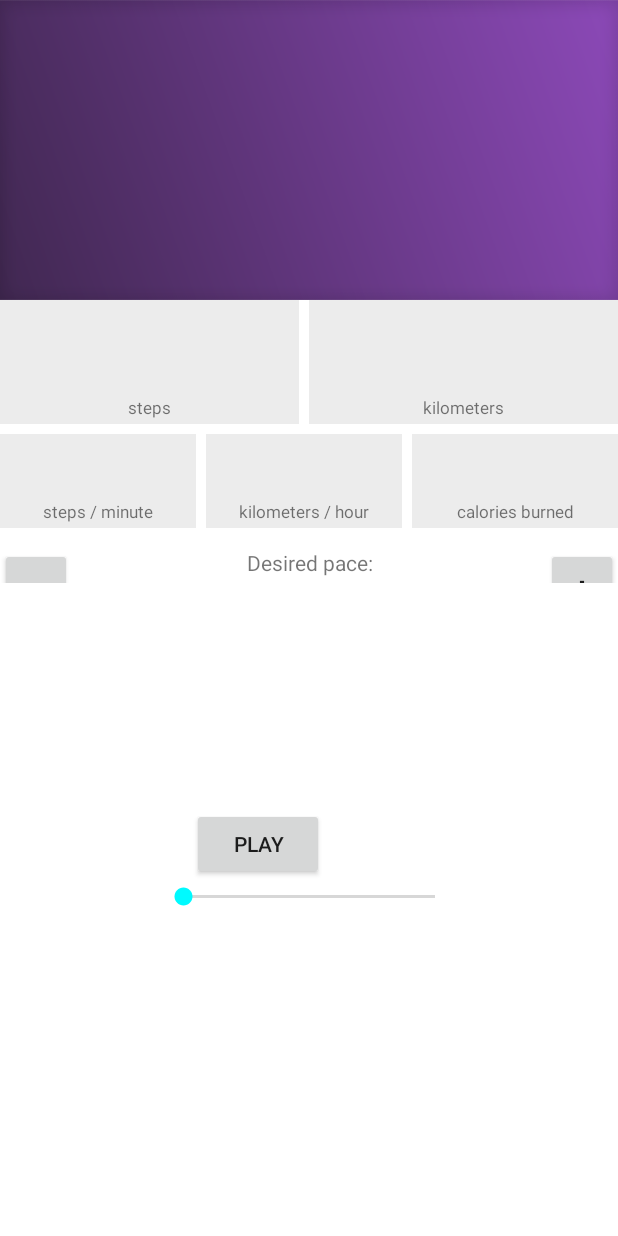
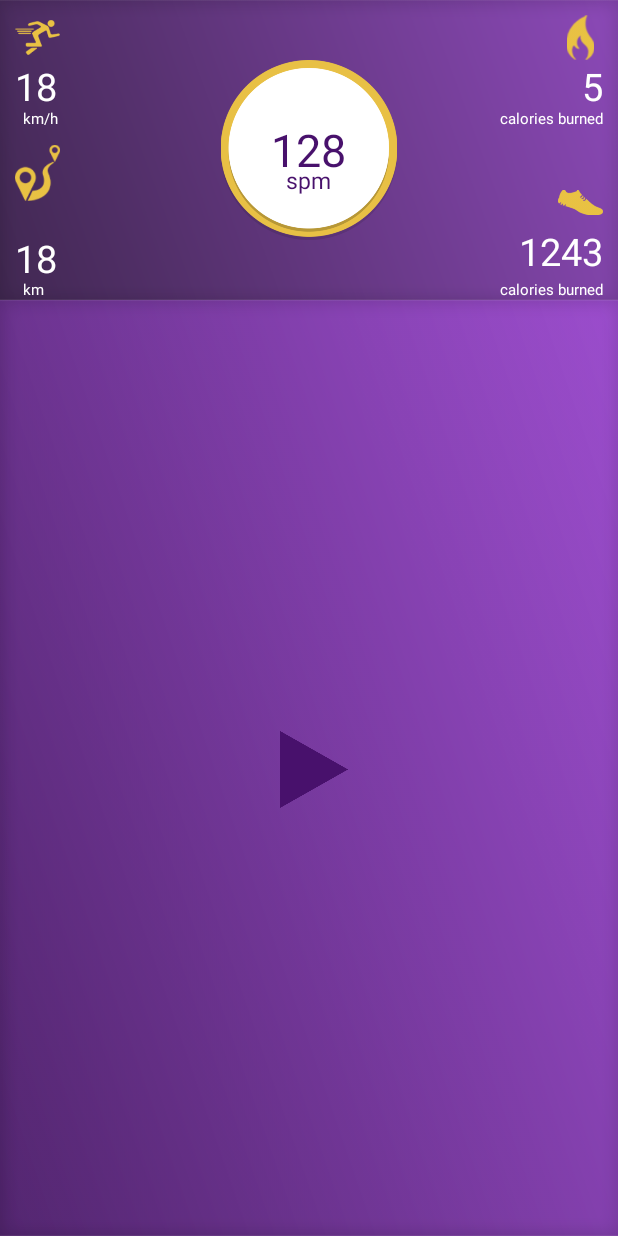
Before and after one commit to aadityavaze/ongaku, an Android app: the layout activity_main.xml on its own in the app's theme, with its tools: preview values and no code run, on a phone screen of 412 x 824 dp. Run offline under Robolectric (Android 15) with nearby library versions, the phone set to English and light mode, and no system bars.

Commit message:
Distance units and Basic UI deployed

```diff
--- a/app/src/main/java/outofcheeseerror/codevad/ongaku/MainActivity.java
+++ b/app/src/main/java/outofcheeseerror/codevad/ongaku/MainActivity.java
@@ -62,19 +62,15 @@ public class MainActivity extends Activity {
     private int mMaintain;
     private boolean mIsMetric;
     private float mMaintainInc;
-    private boolean mQuitting = false; // Set when user selected Quit from menu, can be used by onPause, onStop, onDestroy
+    private boolean mQuitting = false;
     SeekBar seekbar;
     MediaPlayer audioPlayer;
     PlaybackParams params;
     Button play;
     private int count=0;
 
-    /**
-     * True, when service is running.
-     */
+
     private boolean mIsRunning;
-
-    /** Called when the activity is first created. */
     @Override
     public void onCreate(Bundle savedInstanceState) {
         outofcheeseerror.codevad.ongaku.FontsOverride.setDefaultFont(this, "DEFAULT", "r.ttf");
@@ -84,7 +80,7 @@ public class MainActivity extends Activity {
         mPaceValue = 0;
 
         setContentView(R.layout.activity_main);
-        seekbar=(SeekBar)findViewById(R.id.seekbar);
+        //seekbar=(SeekBar)findViewById(R.id.seekbar);
         play=(Button)findViewById(R.id.play);
 
         File f = new File(getCacheDir()+"/animals.mp3");
@@ -106,7 +102,7 @@ public class MainActivity extends Activity {
         params = new PlaybackParams();
 
         audioPlayer.setPlaybackParams(params);
-        seekbar.setOnSeekBarChangeListener(new SeekBar.OnSeekBarChangeListener() {
+      /*  seekbar.setOnSeekBarChangeListener(new SeekBar.OnSeekBarChangeListener() {
             @Override
             public void onProgressChanged(SeekBar seekBar, int progress, boolean fromUser) {
                params.setSpeed(0.8f+(progress*1f)*(0.004f));
@@ -124,7 +120,7 @@ public class MainActivity extends Activity {
             }
         });
 
-
+*/
         if(IsKitKatWithStepCounter(this.getPackageManager()))
         {
 
@@ -151,10 +147,8 @@ public class MainActivity extends Activity {
 
         mUtils.setSpeak(mSettings.getBoolean("speak", false));
 
-        // Read from preferences if the service was running on the last onPause
         mIsRunning = mPedometerSettings.isServiceRunning();
 
-        // Start the service if this is considered to be an application start (last onPause was long ago)
         if (!mIsRunning && mPedometerSettings.isNewStart()) {
             startStepService();
             bindStepService();
@@ -173,23 +167,11 @@ public class MainActivity extends Activity {
         mDesiredPaceView   = (TextView) findViewById(R.id.desired_pace_value);
 
         mIsMetric = mPedometerSettings.isMetric();
-        ((TextView) findViewById(R.id.distance_units)).setText(getString(
-                mIsMetric
-                ? R.string.kilometers
-                : R.string.miles
-        ));
-        ((TextView) findViewById(R.id.speed_units)).setText(getString(
-                mIsMetric
-                ? R.string.kilometers_per_hour
-                : R.string.miles_per_hour
-        ));
+
+
 
         mMaintain = mPedometerSettings.getMaintainOption();
-        ((LinearLayout) this.findViewById(R.id.desired_pace_control)).setVisibility(
-                mMaintain != PedometerSettings.M_NONE
-                ? View.VISIBLE
-                : View.GONE
-            );
+
         if (mMaintain == PedometerSettings.M_PACE) {
             mMaintainInc = 5f;
             mDesiredPaceOrSpeed = (float)mPedometerSettings.getDesiredPace();
@@ -249,7 +231,6 @@ public class MainActivity extends Activity {
 
     @Override
     protected void onPause() {
-        Log.i(TAG, "[ACTIVITY] onPause");
         if (mIsRunning) {
             unbindStepService();
         }
@@ -264,21 +245,7 @@ public class MainActivity extends Activity {
         savePaceSetting();
     }
 
-    @Override
-    protected void onStop() {
-        Log.i(TAG, "[ACTIVITY] onStop");
-        super.onStop();
-    }
 
-    protected void onDestroy() {
-        Log.i(TAG, "[ACTIVITY] onDestroy");
-        super.onDestroy();
-    }
-
-    protected void onRestart() {
-        Log.i(TAG, "[ACTIVITY] onRestart");
-        super.onRestart();
-    }
 
     private void setDesiredPaceOrSpeed(float desiredPaceOrSpeed) {
         if (mService != null) {
@@ -315,7 +282,6 @@ public class MainActivity extends Activity {
 
     private void startStepService() {
         if (! mIsRunning) {
-            Log.i(TAG, "[SERVICE] Start");
             mIsRunning = true;
             startService(new Intent(MainActivity.this,
                     StepService.class));
@@ -323,20 +289,16 @@ public class MainActivity extends Activity {
     }
 
     private void bindStepService() {
-        Log.i(TAG, "[SERVICE] Bind");
         bindService(new Intent(MainActivity.this,
                 StepService.class), mConnection, Context.BIND_AUTO_CREATE + Context.BIND_DEBUG_UNBIND);
     }
 
     private void unbindStepService() {
-        Log.i(TAG, "[SERVICE] Unbind");
         unbindService(mConnection);
     }
 
     private void stopStepService() {
-        Log.i(TAG, "[SERVICE] Stop");
         if (mService != null) {
-            Log.i(TAG, "[SERVICE] stopService");
             stopService(new Intent(MainActivity.this,
                   StepService.class));
         }
@@ -533,8 +495,8 @@ public class MainActivity extends Activity {
 
         // Require at least Android KitKat
         int currentApiVersion = (int) Build.VERSION.SDK_INT;
-        // Check that the device supports the step counter and detector sensors
-        return currentApiVersion>=19 && pm.hasSystemFeature (PackageManager.FEATURE_SENSOR_GYROSCOPE)
+        // Checks that the device supports the step counter and detector sensors
+        return currentApiVersion>=19 && pm.hasSystemFeature (PackageManager.FEATURE_SENSOR_STEP_COUNTER)
                && pm.hasSystemFeature (PackageManager.FEATURE_SENSOR_STEP_DETECTOR);
 
 
@@ -543,27 +505,5 @@ public class MainActivity extends Activity {
             Executors.newSingleThreadScheduledExecutor();
 
 
-    public final class FontsOverride {
 
-        public  void setDefaultFont(Context context,
-                                          String staticTypefaceFieldName, String fontAssetName) {
-            final Typeface regular = Typeface.createFromAsset(context.getAssets(),
-                    fontAssetName);
-            replaceFont(staticTypefaceFieldName, regular);
-        }
-
-        protected  void replaceFont(String staticTypefaceFieldName,
-                                          final Typeface newTypeface) {
-            try {
-                final Field staticField = Typeface.class
-                        .getDeclaredField(staticTypefaceFieldName);
-                staticField.setAccessible(true);
-                staticField.set(null, newTypeface);
-            } catch (NoSuchFieldException e) {
-                e.printStackTrace();
-            } catch (IllegalAccessException e) {
-                e.printStackTrace();
-            }
-        }
-    }
 }
--- a/app/src/main/res/layout/activity_main.xml
+++ b/app/src/main/res/layout/activity_main.xml
@@ -1,241 +1,201 @@
 <?xml version="1.0" encoding="utf-8"?>
 <LinearLayout xmlns:android="http://schemas.android.com/apk/res/android"
     android:orientation="vertical"
-    android:layout_width="fill_parent"
+    android:layout_width="match_parent"
     android:layout_height="fill_parent"
 
     android:background="@color/screen_background">
-    <LinearLayout
+    <FrameLayout
         android:layout_width="match_parent"
         android:layout_height="200dp"
-        android:background="@drawable/imgbg1">
-
-
-    </LinearLayout>
-
-    <LinearLayout android:id="@+id/row_1"
-        android:orientation="horizontal"
-        android:layout_width="fill_parent"
-        android:layout_height="wrap_content"
-        android:paddingBottom="@dimen/row_spacing">
-
-        <LinearLayout android:id="@+id/box_steps"
-            android:orientation="vertical"
-            android:layout_width="fill_parent"
-            android:layout_height="wrap_content"
-            android:gravity="center_horizontal"
-            android:paddingRight="@dimen/margin"
-            android:layout_weight="1">
-
-            <TextView android:id="@+id/step_value"
-                android:textSize="@dimen/value"
-                android:layout_width="fill_parent"
-                android:layout_height="wrap_content"
-                android:gravity="center_horizontal"
-                android:background="@color/display_background"
-                android:paddingLeft="@dimen/padding"
-                android:paddingRight="@dimen/padding"
-                android:paddingTop="@dimen/padding"
-                android:text=""/>
-            <TextView android:id="@+id/step_units"
-                android:gravity="center_horizontal"
-                android:layout_width="fill_parent"
-                android:layout_height="wrap_content"
-                android:textSize="@dimen/units"
-                android:text="@string/steps"
-                android:background="@color/display_background"
-                android:paddingBottom="@dimen/padding"/>
-
-        </LinearLayout>
-
-        <LinearLayout android:id="@+id/box_distance"
-            android:orientation="vertical"
-            android:layout_width="fill_parent"
-            android:layout_height="wrap_content"
-            android:gravity="center_horizontal"
-            android:layout_weight="1">
-
-            <TextView android:id="@+id/distance_value"
-                android:textSize="@dimen/value"
-                android:layout_width="fill_parent"
-                android:layout_height="wrap_content"
-                android:gravity="center_horizontal"
-                android:background="@color/display_background"
-                android:paddingTop="@dimen/padding"
-                android:paddingRight="@dimen/padding"
-                android:paddingLeft="@dimen/padding"
-                android:text=""/>
-            <TextView android:id="@+id/distance_units"
-                android:gravity="center_horizontal"
-                android:layout_width="fill_parent"
-                android:layout_height="wrap_content"
-                android:textSize="@dimen/units"
-                android:text="@string/kilometers"
-                android:background="@color/display_background"
-                android:paddingBottom="@dimen/padding"/>
-
-        </LinearLayout>
-    </LinearLayout>
-
-    <LinearLayout android:id="@+id/row_2"
-        android:orientation="horizontal"
-        android:layout_width="fill_parent"
-        android:layout_height="wrap_content"
-        android:paddingBottom="@dimen/row_spacing">
-
-        <LinearLayout android:id="@+id/box_pace"
-            android:orientation="vertical"
-            android:layout_height="wrap_content"
-            android:paddingRight="@dimen/margin"
-            android:layout_width="fill_parent"
-            android:layout_weight="1">
+        android:background="@drawable/imgbg1"
+        android:gravity="center">
+        <ImageView
+            android:layout_width="120dp"
+            android:layout_height="120dp"
+            android:src="@drawable/cir1"
+            android:layout_gravity="center"/>
 
         <TextView android:id="@+id/pace_value"
             android:gravity="center_horizontal"
-                android:layout_width="fill_parent"
+            android:layout_width="wrap_content"
             android:layout_height="wrap_content"
-                android:background="@color/display_background"
             android:textSize="@dimen/small_value"
-                android:paddingLeft="@dimen/padding"
-                android:paddingRight="@dimen/padding"
-                android:paddingTop="@dimen/padding"
-                android:text=""/>
-            <TextView android:id="@+id/pace_units"
+            android:layout_gravity="center"
+            android:text="128"
+            android:textColor="#48116c"/>
+        <TextView
+            android:layout_marginTop="20dp"
             android:gravity="center_horizontal"
-                android:layout_width="fill_parent"
+            android:layout_width="wrap_content"
             android:layout_height="wrap_content"
-                android:textSize="@dimen/units"
-                android:text="@string/steps_per_minute"
-                android:paddingBottom="@dimen/padding"
-                android:background="@color/display_background"/>
+            android:textSize="15dp"
+            android:layout_gravity="center"
+            android:text="spm"
+            android:textColor="#48116c"/>
+        <ImageView
+            android:layout_width="30dp"
+            android:layout_height="30dp"
+            android:layout_margin="10dp"
+            android:src="@drawable/speedicon"/>
 
-        </LinearLayout>
+        <TextView
+            android:layout_width="wrap_content"
+            android:layout_height="30dp"
+            android:layout_marginStart="10dp"
+            android:layout_marginTop="40dp"
+            android:text="18"
+            android:id="@+id/speed_value"
+            android:textColor="#ffffff"
+            android:textSize="25dp"/>
+        <TextView
+            android:layout_width="wrap_content"
+            android:layout_height="30dp"
+            android:layout_marginStart="15dp"
+            android:layout_marginTop="72dp"
+            android:text="km/h"
+            android:textSize="10dp"
+            android:textColor="#ffffff"/>
+        <ImageView
+            android:layout_width="30dp"
+            android:layout_height="wrap_content"
+            android:layout_marginStart="10dp"
+            android:layout_marginBottom="50dp"
+            android:layout_gravity="bottom"
+            android:src="@drawable/disticon"/>
 
-        <LinearLayout android:id="@+id/box_speed"
-            android:orientation="vertical"
-            android:paddingRight="@dimen/margin"
+        <TextView
+            android:layout_width="wrap_content"
+            android:layout_height="30dp"
+            android:layout_marginStart="10dp"
+            android:layout_marginBottom="15dp"
+            android:text="18"
+            android:textColor="#ffffff"
+            android:textSize="25dp"
+            android:id="@+id/distance_value"
+            android:layout_gravity="bottom"/>
+        <TextView
+            android:layout_width="wrap_content"
             android:layout_height="wrap_content"
-            android:layout_width="fill_parent"
-            android:layout_weight="1">
+            android:layout_marginStart="15dp"
+            android:text="km"
+            android:textSize="10dp"
+            android:textColor="#ffffff"
+            android:layout_gravity="bottom"/>
+        <ImageView
+            android:layout_width="30dp"
+            android:layout_height="30dp"
+            android:layout_margin="10dp"
+            android:src="@drawable/calories"
+            android:layout_gravity="end"/>
+        <TextView
+            android:layout_width="wrap_content"
+            android:layout_height="30dp"
+            android:layout_gravity="end"
+            android:layout_marginEnd="10dp"
+            android:layout_marginTop="40dp"
+            android:text="5"
+            android:id="@+id/calories_value"
+            android:textColor="#ffffff"
+            android:textSize="25dp"/>
+        <TextView
+            android:layout_width="wrap_content"
+            android:layout_height="wrap_content"
+            android:layout_marginEnd="10dp"
+            android:layout_marginTop="72dp"
+            android:layout_gravity="end"
+            android:text="calories burned"
+            android:textSize="10dp"
+            android:textColor="#ffffff"/>
+        <ImageView
+            android:layout_width="30dp"
+            android:layout_height="30dp"
+            android:layout_marginEnd="10dp"
+            android:layout_marginBottom="50dp"
+            android:src="@drawable/stepcounticon"
+            android:layout_gravity="end|bottom"/>
+        <TextView
+            android:layout_width="wrap_content"
+            android:layout_height="30dp"
+            android:layout_gravity="end|bottom"
+            android:layout_marginEnd="10dp"
+            android:layout_marginBottom="20dp"
+            android:text="1243"
+            android:textColor="#ffffff"
+            android:id="@+id/step_value"
+            android:textSize="25dp"/>
+        <TextView
+            android:layout_width="wrap_content"
+            android:layout_height="wrap_content"
+            android:layout_marginEnd="10dp"
+            android:layout_marginBottom="0dp"
+            android:layout_gravity="end|bottom"
+            android:text="calories burned"
+            android:textSize="10dp"
+            android:textColor="#ffffff"/>
 
-            <TextView android:id="@+id/speed_value"
-                android:gravity="center_horizontal"
-                android:layout_width="fill_parent"
-                android:layout_height="wrap_content"
-                android:background="@color/display_background"
-                android:textSize="@dimen/small_value"
-                android:paddingLeft="@dimen/padding"
-                android:paddingRight="@dimen/padding"
-                android:paddingTop="@dimen/padding"
-                android:text=""/>
-            <TextView android:id="@+id/speed_units"
-                android:gravity="center_horizontal"
-                android:layout_width="fill_parent"
-                android:layout_height="wrap_content"
-                android:textSize="@dimen/units"
-                android:text="@string/kilometers_per_hour"
-                android:paddingBottom="@dimen/padding"
-                android:background="@color/display_background"/>
-        </LinearLayout>
+    </FrameLayout>
 
-        <LinearLayout android:id="@+id/box_calories"
-            android:orientation="vertical"
-            android:layout_height="wrap_content"
-            android:layout_width="fill_parent"
-            android:layout_weight="1">
 
-            <TextView android:id="@+id/calories_value"
-                android:gravity="center_horizontal"
-                android:layout_width="fill_parent"
-                android:layout_height="wrap_content"
-                android:background="@color/display_background"
-                android:textSize="@dimen/small_value"
-                android:paddingLeft="@dimen/padding"
-                android:paddingRight="@dimen/padding"
-                android:paddingTop="@dimen/padding"
-                android:text=""/>
-            <TextView android:id="@+id/calories_units"
-                android:gravity="center_horizontal"
-                android:layout_width="fill_parent"
-                android:layout_height="wrap_content"
-                android:textSize="@dimen/units"
-                android:text="@string/calories_burned"
-                android:paddingBottom="@dimen/padding"
-                android:background="@color/display_background"/>
 
-        </LinearLayout>
 
-    </LinearLayout>
 
     <!-- Desired pace/speed row -->
-    <LinearLayout
-        android:id="@+id/desired_pace_control"
-        android:paddingTop="@dimen/row_spacing"
-        android:gravity="center_horizontal"
-        android:orientation="horizontal"
-        android:layout_width="fill_parent"
-        android:layout_height="30dp"
-      >
 
     <!-- Button "-", for decrementing desired pace/speed -->
     <Button android:id="@+id/button_desired_pace_lower"
         android:text="-"
         android:textSize="@dimen/button_sign"
         android:layout_width="@dimen/button"
-            android:layout_height="@dimen/button"/>
+        android:layout_height="@dimen/button"
+        android:visibility="gone"/>
 
     <!-- Container for desired pace/speed -->
-        <LinearLayout
-            android:gravity="center_horizontal"
-            android:orientation="vertical"
-            android:layout_width="@dimen/desired_pace_width"
-            android:layout_height="wrap_content"
-            android:layout_weight="1">
+
 
     <TextView android:id="@+id/desired_pace_label"
         android:gravity="center_horizontal"
         android:layout_width="fill_parent"
         android:layout_height="wrap_content"
-                android:text="@string/desired_pace"/>
+        android:text="@string/desired_pace"
+        android:visibility="gone"/>
 
     <!-- Current desired pace/speed -->
     <TextView android:id="@+id/desired_pace_value"
         android:gravity="center_horizontal"
         android:textSize="@dimen/desired_pace"
         android:layout_width="@dimen/desired_pace_width"
-                android:layout_height="wrap_content"/>
+        android:layout_height="wrap_content"
+        android:visibility="gone"
+        />
 
 
-        </LinearLayout>
 
     <!-- Button "+", for incrementing desired pace/speed -->
     <Button android:id="@+id/button_desired_pace_raise"
         android:text="+"
         android:textSize="@dimen/button_sign"
         android:layout_width="@dimen/button"
-            android:layout_height="@dimen/button"/>
+        android:layout_height="@dimen/button"
+        android:visibility="gone"/>
+
+
+
+
+    <LinearLayout
+        android:layout_width="match_parent"
+        android:layout_height="match_parent"
+        android:gravity="center"
+        android:background="@drawable/bg2">
+
+        <Button
+            android:layout_width="70dp"
+            android:layout_height="70dp"
+            android:id="@+id/play"
+            android:background="@drawable/playicon"
+            />
 
 
     </LinearLayout>
 
-    <LinearLayout
-        android:layout_width="match_parent"
-        android:layout_height="100dp"
-        android:layout_marginTop="100dp">
-
-        <Button
-            android:layout_width="wrap_content"
-            android:layout_height="wrap_content"
-            android:layout_marginTop="50dp"
-            android:layout_marginStart="128dp"
-            android:text="PLAY"
-            android:id="@+id/play"/>
-
 </LinearLayout>
-    <SeekBar
-        android:layout_width="200dp"
-        android:layout_height="wrap_content"
-        android:id="@+id/seekbar"
-        android:layout_gravity="center"
-        />
-</LinearLayout>
```
Also changed, not shown: app/src/main/res/drawable/bg2.png (added), app/src/main/res/drawable/calories.png (added), app/src/main/res/drawable/cir1.png (added), app/src/main/res/drawable/disticon.png (added), app/src/main/res/drawable/playicon.png (added), app/src/main/res/drawable/speedicon.png (added), app/src/main/res/drawable/stepcounticon.png (added), 1 other file. Lines whose indentation alone changed are shown as unchanged.
